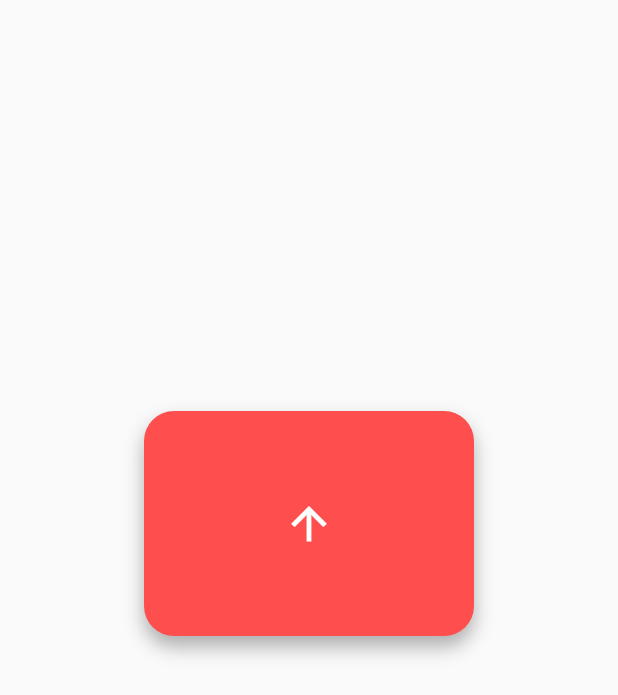
After one commit to vinaooo/vbrawser, a Flutter app: the MyCustomWidget screen opened directly, on a phone screen of 412 x 824 dp. The commit adds this screen. Shown: the top 695 px of the screen. Run offline on Flutter 3.47's test engine with Material 2 defaults, Android fonts, the phone set to English and light mode, and no system bars; our stand-ins replace dynamic_color, webview_flutter; missing offline and left inert: google_search_suggestions, webview_flutter_android; statements that could not run were skipped.

Commit message:
new file:   lib/Untitled-1.dart 	modified:   lib/main.dart 	modified:   pubspec.lock 	modified:   pubspec.yaml

```diff
--- /dev/null
+++ b/lib/Untitled-1.dart
@@ -0,0 +1,60 @@
+import 'package:flutter/material.dart';
+
+class MyCustomWidget extends StatefulWidget {
+  @override
+  _MyCustomWidgetState createState() => _MyCustomWidgetState();
+}
+
+class _MyCustomWidgetState extends State<MyCustomWidget> {
+  bool isTapped = false;
+
+  @override
+  Widget build(BuildContext context) {
+    return Scaffold(
+      body: Center(
+        child: Column(
+          mainAxisAlignment: MainAxisAlignment.end,
+          crossAxisAlignment: CrossAxisAlignment.center,
+          children: [
+            InkWell(
+              highlightColor: Colors.transparent,
+              splashColor: Colors.transparent,
+              onTap: () {
+                setState(() {
+                  isTapped = !isTapped;
+                });
+              },
+              child: AnimatedContainer(
+                margin: EdgeInsets.only(bottom: isTapped ? 0 : 400),
+                duration: Duration(seconds: 1),
+                curve: isTapped ? Curves.bounceOut : Curves.ease,
+                height: 150,
+                width: 220,
+                decoration: BoxDecoration(
+                  color: Color(0xffFF4E4E),
+                  borderRadius: BorderRadius.all(
+                    Radius.circular(20),
+                  ),
+                  boxShadow: [
+                    BoxShadow(
+                      color: Colors.black.withOpacity(.3),
+                      blurRadius: 10,
+                      offset: Offset(0, 7),
+                    ),
+                  ],
+                ),
+                child: Center(
+                  child: Icon(
+                    isTapped ? Icons.arrow_downward : Icons.arrow_upward,
+                    color: Colors.white,
+                    size: 35,
+                  ),
+                ),
+              ),
+            ),
+          ],
+        ),
+      ),
+    );
+  }
+}
--- a/pubspec.yaml
+++ b/pubspec.yaml
@@ -7,7 +7,7 @@ publish_to: 'none' # Remove this line if you wish to publish to pub.dev
 version: 1.0.0+1
 
 environment:
-  sdk: '>=3.0.0-430.0.dev <4.0.0'
+  sdk: '>=2.12.0 <4.0.0'
 
 dependencies:
   dynamic_color: ^1.6.3
@@ -15,13 +15,15 @@ dependencies:
     sdk: flutter
   provider: ^5.0.0
   flutter_inappwebview: ^5.7.2+3
-  material_color_utilities: ^0.3.0
+  material_color_utilities: ^0.2.0
   path_provider: ^2.0.14
   webview_flutter: ^4.1.0
   webview_flutter_android: ^3.5.3
   html: ^0.15.2
   http: ^0.13.5
   url_launcher: ^6.1.10
+  google_search_suggestions: ^1.0.0
+  flutter_keyboard_visibility: ^5.4.1
 dev_dependencies:
   flutter_test:
     sdk: flutter
```
Also changed, not shown: lib/main.dart (+52 -43 lines), pubspec.lock.
